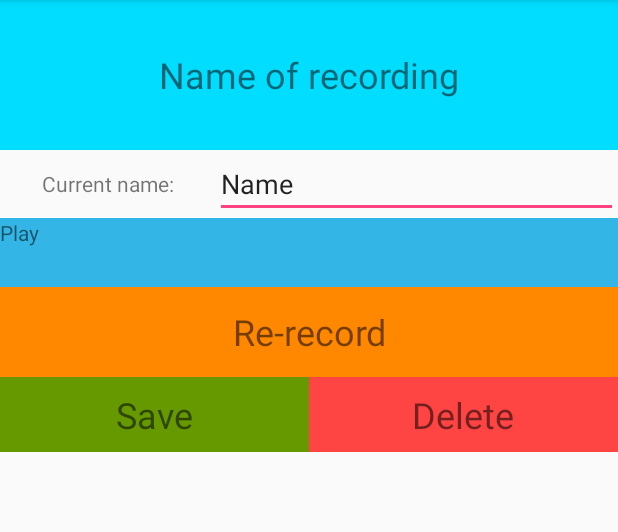
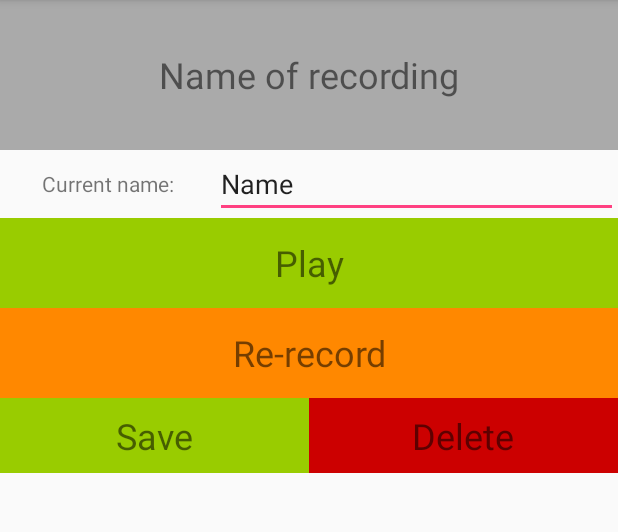
Before and after one commit to Savodir/AppOfTheYear, an Android app: the Editscreen screen opened directly, with no data from a screen before it, on a phone screen of 412 x 824 dp, the part 84-616 px from its top. Run offline under Robolectric (Android 15) with nearby library versions, the light colour scheme and no system bars; 2 statements that could not run were skipped.

Commit message:
cleaned up code, cleaned up design, fixed some minor bugs

```diff
--- a/app/src/main/java/eaict/luyksvancluysen/Editscreen.java
+++ b/app/src/main/java/eaict/luyksvancluysen/Editscreen.java
@@ -11,8 +11,6 @@ import android.widget.EditText;
 import android.widget.TextView;
 import android.widget.Toast;
 
-import org.w3c.dom.Text;
-
 import java.io.IOException;
 
 /**
@@ -20,18 +18,21 @@ import java.io.IOException;
  */
 
 public class Editscreen extends MainActivity {
+
     MediaRecorder tempSound;
-    int currentsound;
+    int currentSound;
     String outputFile;
-    int samplerate = 16000;
+    int sampleRate = 16000;
+
     @Override
     protected void onCreate(Bundle savedInstanceState) {
         super.onCreate(savedInstanceState);
         setContentView(R.layout.editscreen);
         loadData();
+
         tempSound = new MediaRecorder();
-        currentsound = getIntent().getIntExtra("sound", 0);
-        outputFile = Environment.getExternalStorageDirectory().getAbsolutePath() + "/recording" + currentsound + ".3gp";
+        currentSound = getIntent().getIntExtra("sound", 0);
+        outputFile = Environment.getExternalStorageDirectory().getAbsolutePath() + "/recording" + currentSound + ".3gp";
         tempSound.setAudioSource(MediaRecorder.AudioSource.MIC);
         tempSound.setOutputFormat(MediaRecorder.OutputFormat.THREE_GPP);
         tempSound.setAudioEncoder(MediaRecorder.OutputFormat.AMR_NB);
@@ -50,21 +51,23 @@ public class Editscreen extends MainActivity {
         final TextView editDelNo = findViewById(R.id.editDeleteNo);
         final TextView editDelCheck = findViewById(R.id.editDeleteChecker);
         TextView editSave = findViewById(R.id.editSave);
+
         editName.setText("Current name:");
-        defName.setText(soundEffects.get(currentsound).getName());
-        editText.setText(soundEffects.get(currentsound).getName());
+        defName.setText(soundEffects.get(currentSound).getName());
+        editText.setText(soundEffects.get(currentSound).getName());
         editDelCheck.setVisibility(View.GONE);
         editDelNo.setVisibility(View.GONE);
         editDelYes.setVisibility(View.GONE);
         editPause.setVisibility(View.GONE);
         editResume.setVisibility(View.GONE);
         editStopRecord.setVisibility(View.GONE);
+
         editPlay.setOnClickListener(new View.OnClickListener() {
             @Override
             public void onClick(View view) {
                 MediaPlayer mediaPlayer = new MediaPlayer();
                 try {
-                        mediaPlayer.setDataSource(soundEffects.get(currentsound).getOutput());
+                        mediaPlayer.setDataSource(soundEffects.get(currentSound).getOutput());
                         mediaPlayer.prepare();
                         mediaPlayer.start();
                 } catch (Exception e) {
@@ -73,6 +76,7 @@ public class Editscreen extends MainActivity {
             }
 
         });
+
         editRecord.setOnClickListener(new View.OnClickListener() {
             @Override
             public void onClick(View view) {
@@ -95,6 +99,7 @@ public class Editscreen extends MainActivity {
                 Toast.makeText(getApplicationContext(), "Recording Started", Toast.LENGTH_SHORT).show();
             }
         });
+
         editStopRecord.setOnClickListener(new View.OnClickListener() {
             @Override
             public void onClick(View view) {
@@ -117,6 +122,7 @@ public class Editscreen extends MainActivity {
                 Toast.makeText(getApplicationContext(), "Recording Finished", Toast.LENGTH_SHORT).show();
             }
         });
+
         editPause.setOnClickListener(new View.OnClickListener() {
             @Override
             public void onClick(View view) {
@@ -131,6 +137,7 @@ public class Editscreen extends MainActivity {
                 }
             }
         });
+
         editResume.setOnClickListener(new View.OnClickListener() {
             @Override
             public void onClick(View view) {
@@ -145,6 +152,7 @@ public class Editscreen extends MainActivity {
                 }
             }
         });
+
         editDelete.setOnClickListener(new View.OnClickListener() {
             @Override
             public void onClick(View view) {
@@ -153,10 +161,11 @@ public class Editscreen extends MainActivity {
                 editDelYes.setVisibility(View.VISIBLE);
             }
         });
+
         editDelYes.setOnClickListener(new View.OnClickListener() {
             @Override
             public void onClick(View view) {
-                soundEffects.remove(currentsound);
+                soundEffects.remove(currentSound);
                 saveData();
                 Toast.makeText(getApplicationContext(), "Sound Deleted", Toast.LENGTH_SHORT).show();
                 Intent intent = new Intent(getBaseContext(), MainActivity.class);
@@ -171,10 +180,11 @@ public class Editscreen extends MainActivity {
                 editDelYes.setVisibility(View.GONE);
             }
         });
+
         editSave.setOnClickListener(new View.OnClickListener() {
             @Override
             public void onClick(View view) {
-                soundEffects.get(currentsound).setName(editText.getText().toString());
+                soundEffects.get(currentSound).setName(editText.getText().toString());
                 Toast.makeText(getApplicationContext(), "Changes applied", Toast.LENGTH_SHORT).show();
                 saveData();
                 Intent intent = new Intent(getBaseContext(), MainActivity.class);
@@ -182,12 +192,13 @@ public class Editscreen extends MainActivity {
             }
         });
     }
+
     private void NewSound() {
         tempSound = new MediaRecorder();
         tempSound.setAudioSource(MediaRecorder.AudioSource.MIC);
         tempSound.setOutputFormat(MediaRecorder.OutputFormat.THREE_GPP);
         tempSound.setAudioEncoder(MediaRecorder.OutputFormat.AMR_NB);
-        tempSound.setOutputFile(soundEffects.get(currentsound).getOutput());
-        tempSound.setAudioSamplingRate(samplerate);
+        tempSound.setOutputFile(soundEffects.get(currentSound).getOutput());
+        tempSound.setAudioSamplingRate(sampleRate);
     }
 }
--- a/app/src/main/java/eaict/luyksvancluysen/MainActivity.java
+++ b/app/src/main/java/eaict/luyksvancluysen/MainActivity.java
@@ -33,7 +33,9 @@ import java.util.Map;
 import java.util.Set;
 
 public class MainActivity extends AppCompatActivity {
+
     List<SoundEffects> soundEffects;
+
     @Override
     protected void onCreate(Bundle savedInstanceState) {
         super.onCreate(savedInstanceState);
@@ -43,6 +45,7 @@ public class MainActivity extends AppCompatActivity {
                 new String[]{Manifest.permission.RECORD_AUDIO, Manifest.permission.WRITE_EXTERNAL_STORAGE},
                 1);
         TextView newsound = findViewById(R.id.newSound);
+
         newsound.setOnClickListener(new View.OnClickListener() {
             @Override
             public void onClick(View view) {
@@ -51,6 +54,7 @@ public class MainActivity extends AppCompatActivity {
                 saveData();
             }
         });
+
         TextView test2 = findViewById(R.id.textView4);
         ListView listView = findViewById(R.id.listview);
         CustomAdapter customAdapter = new CustomAdapter();
@@ -82,6 +86,7 @@ public class MainActivity extends AppCompatActivity {
             Button listplay = view.findViewById(R.id.listplay);
             Button listedit = view.findViewById(R.id.listedit);
             Listname.setText(soundEffects.get(i).getName());
+
             listplay.setOnClickListener(new View.OnClickListener() {
                 @Override
                 public void onClick(View view) {
@@ -94,6 +99,7 @@ public class MainActivity extends AppCompatActivity {
                     }
                 }
             });
+
             listedit.setOnClickListener(new View.OnClickListener() {
                 @Override
                 public void onClick(View view) {
--- a/app/src/main/java/eaict/luyksvancluysen/SoundEffects.java
+++ b/app/src/main/java/eaict/luyksvancluysen/SoundEffects.java
@@ -12,9 +12,6 @@ import java.io.Serializable;
 public class SoundEffects {
     private String name;
     private String output;
-
-    public SoundEffects(){
-    }
 
     public SoundEffects(String output, String name) {
         this.output = output;
--- a/app/src/main/res/layout/editscreen.xml
+++ b/app/src/main/res/layout/editscreen.xml
@@ -14,7 +14,7 @@
             android:id="@+id/editDefName"
             android:layout_width="match_parent"
             android:layout_height="100dp"
-            android:background="@android:color/holo_blue_bright"
+            android:background="@android:color/darker_gray"
             android:gravity="center"
             android:text="Name of recording"
             android:textSize="24sp" />
@@ -46,9 +46,11 @@
         <TextView
             android:id="@+id/editPlay"
             android:layout_width="match_parent"
-            android:layout_height="46dp"
-            android:background="@android:color/holo_blue_light"
-            android:text="Play" />
+            android:background="@android:color/holo_green_light"
+            android:text="Play"
+            android:textSize="24sp"
+            android:layout_height="60dp"
+            android:gravity="center"/>
 
         <TextView
             android:id="@+id/editRecord"
@@ -122,7 +124,7 @@
                     android:layout_width="match_parent"
                     android:layout_height="match_parent"
                     android:layout_weight="33"
-                    android:background="@android:color/holo_green_dark"
+                    android:background="@android:color/holo_green_light"
                     android:gravity="center"
                     android:text="Save"
                     android:textSize="24sp" />
@@ -132,7 +134,7 @@
                     android:layout_width="match_parent"
                     android:layout_height="50dp"
                     android:layout_weight="33"
-                    android:background="@android:color/holo_red_light"
+                    android:background="@android:color/holo_red_dark"
                     android:gravity="center"
                     android:text="Delete"
                     android:textSize="24sp" />
@@ -160,16 +162,18 @@
                     android:layout_weight="50"
                     android:background="@android:color/holo_green_dark"
                     android:gravity="center"
-                    android:text="Yes" />
+                    android:text="Yes"
+                    android:textSize="24sp"/>
 
                 <TextView
                     android:id="@+id/editDeleteNo"
                     android:layout_width="wrap_content"
-                    android:layout_height="match_parent"
                     android:layout_weight="50"
-                    android:background="@android:color/holo_red_light"
+                    android:layout_height="50dp"
+                    android:background="@android:color/holo_red_dark"
                     android:gravity="center"
-                    android:text="No" />
+                    android:text="No"
+                    android:textSize="24sp"/>
             </LinearLayout>
         </LinearLayout>
 
```
Also changed, not shown: app/src/main/java/eaict/luyksvancluysen/Newsound.java (+20 -16 lines), app/src/main/res/layout/activity_main.xml (+7 -5 lines), app/src/main/res/layout/newsound.xml (+13 -4 lines), app/src/main/res/layout/soundlist.xml (+7 -3 lines), app/src/main/Play-web.png (added), app/src/main/record-web.png (added), app/src/main/res/mipmap-hdpi/play.png (added), app/src/main/res/mipmap-hdpi/record.png (added), app/src/main/res/mipmap-mdpi/play.png (added), app/src/main/res/mipmap-mdpi/record.png (added), app/src/main/res/mipmap-xhdpi/play.png (added), app/src/main/res/mipmap-xhdpi/record.png (added), app/src/main/res/mipmap-xxhdpi/play.png (added), app/src/main/res/mipmap-xxhdpi/record.png (added), 2 more files.
